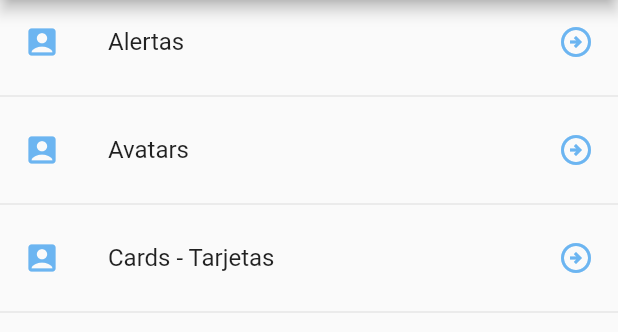
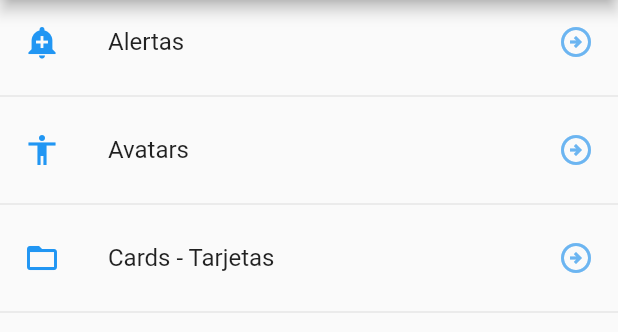
Before and after one commit to adrielmoreno/flutter-components, a Flutter app: the screen it shows after launch, on a phone screen of 412 x 824 dp, the part 84-416 px from its top. Run offline on Flutter 3.47's test engine with Material 2 defaults, Android fonts, the phone set to English and light mode, and no system bars.

Commit message:
accessing icons manually

```diff
--- a/lib/src/pages/home_page.dart
+++ b/lib/src/pages/home_page.dart
@@ -1,6 +1,7 @@
 import 'package:flutter/material.dart';
 
 import 'package:components/src/providers/menu_provider.dart';
+import 'package:components/src/utils/icon_string_util.dart';
 
 class HomePage extends StatelessWidget {
   @override
@@ -16,7 +17,8 @@ class HomePage extends StatelessWidget {
   Widget _list() {
     return FutureBuilder(
       future: menuProvider.cargarData(),
-      initialData: [],
+      // initialData información por defecto si no se resuelve el future.
+      // initialData: const [],
       builder: (context, AsyncSnapshot<List<dynamic>> snapshot) {
         return ListView(
           children: _listItems(snapshot.data),
@@ -30,9 +32,8 @@ class HomePage extends StatelessWidget {
 
     data?.forEach((opt) {
       final widgetTemp = ListTile(
+        leading: getIcon(opt['icon']),
         title: Text(opt['texto']),
-        leading: const Icon(Icons.account_box,
-            color: Color.fromRGBO(108, 181, 241, 1)),
         trailing: const Icon(Icons.arrow_circle_right_outlined,
             color: Color(0xFF6CB5F1)),
         onTap: () {},
--- a/lib/src/providers/menu_provider.dart
+++ b/lib/src/providers/menu_provider.dart
@@ -1,5 +1,6 @@
 import 'package:flutter/services.dart' show rootBundle;
 
+// para usar json.decode
 import 'dart:convert';
 
 class _MenuProvider {
@@ -10,6 +11,7 @@ class _MenuProvider {
   }
 
   Future<List<dynamic>> cargarData() async {
+    // rootBundle para leer el json
     final resp = await rootBundle.loadString('data/menu_opts.json');
 
     Map dataMap = json.decode(resp);
--- /dev/null
+++ b/lib/src/utils/icon_string_util.dart
@@ -0,0 +1,11 @@
+import 'package:flutter/material.dart';
+
+final _icons = <String, IconData>{
+  'add_alert': Icons.add_alert,
+  'accessibility': Icons.accessibility,
+  'folder_open': Icons.folder_open,
+};
+
+Icon getIcon(String iconName) {
+  return Icon(_icons[iconName], color: Colors.blue);
+}
```
